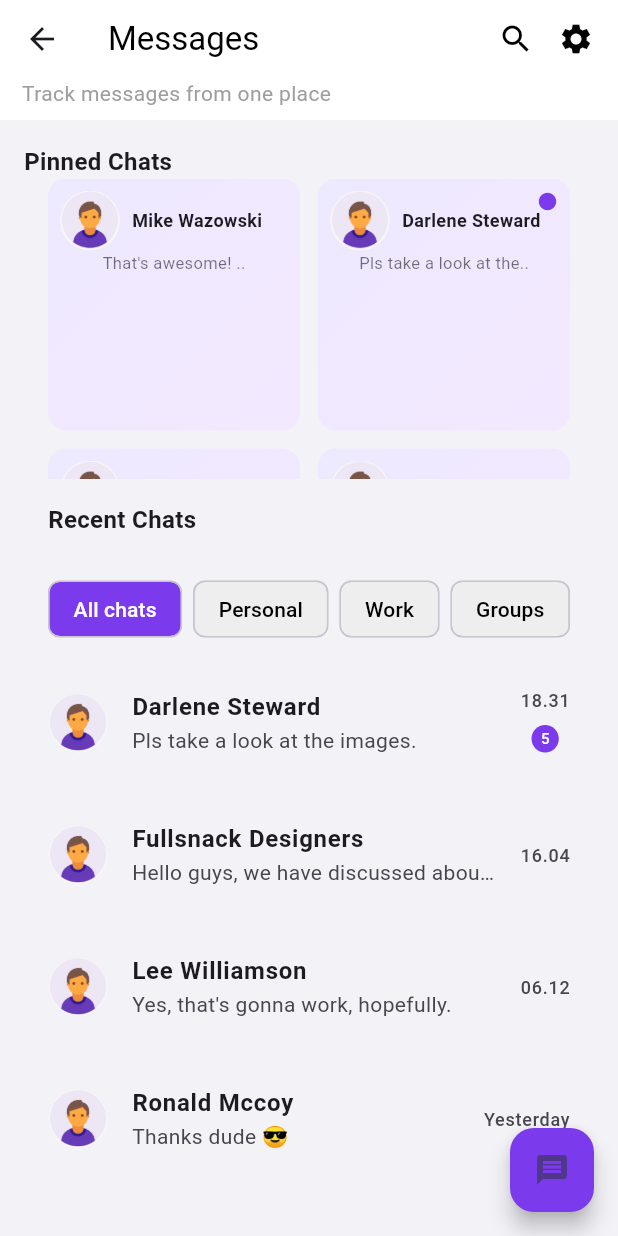
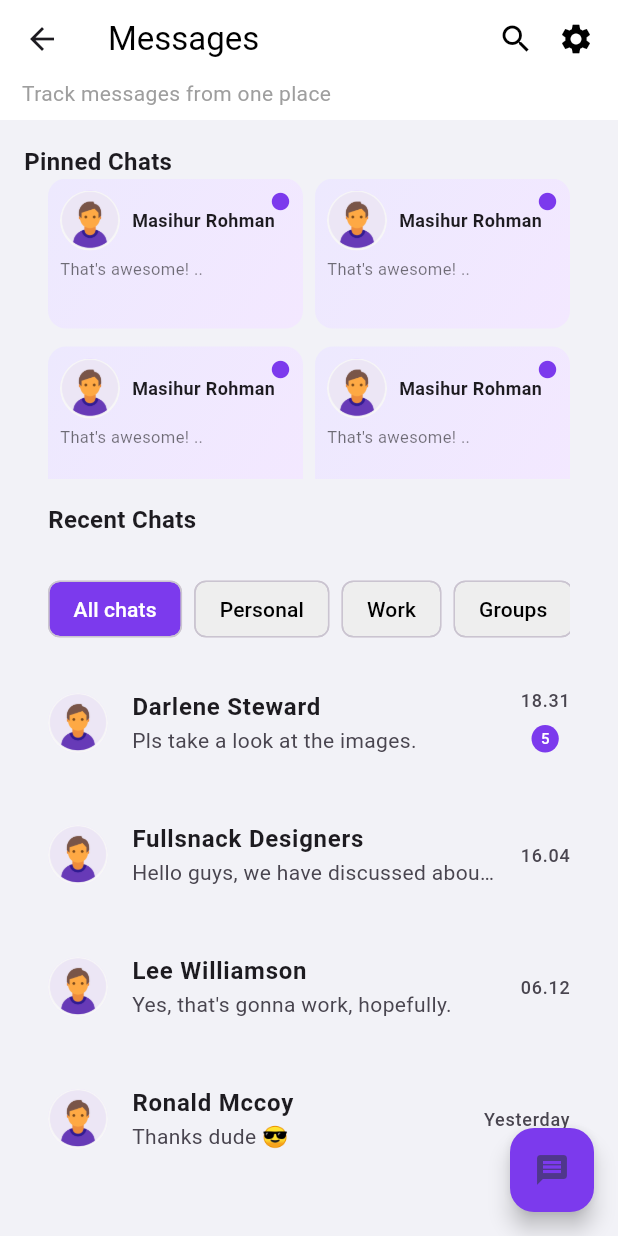
Before and after one commit to masihur96/Meet-Up, a Flutter app: the MessagingHomePage screen opened directly, on a phone screen of 412 x 824 dp. Run offline on Flutter 3.47's test engine with Material 3 defaults, Android fonts, the phone set to English and light mode, and no system bars; our stand-ins replace device_info_plus, dio, emoji_picker_flutter, file_picker, firebase_core, firebase_database and 8 more; missing offline and left inert: flutter_callkit_incoming, jitsi_meet_flutter_sdk; accounts and stored records are empty.

Commit message:
Nice Messaging finished

```diff
--- a/lib/main.dart
+++ b/lib/main.dart
@@ -39,8 +39,8 @@ class MyApp extends StatelessWidget {
     if (userModel == null || userModel.name.isEmpty) {
       return const RegisterScreen();
     } else {
-      // return const MessagingHomePage();
-      return const HomeScreen();
+      return const MessagingHomePage();
+      // return const HomeScreen();
     }
   }
 
--- a/lib/model/message_model.dart
+++ b/lib/model/message_model.dart
@@ -1,3 +1,5 @@
+import 'package:meet_check/model/user_model.dart';
+
 class MessageModel {
   final String senderId;
   final String receiverId;
@@ -45,3 +47,16 @@ class MessageModel {
     );
   }
 }
+
+
+
+
+class MessageModelWithSender {
+  final UserModel sender; // Unique identifier for the message
+  final MessageModel message;
+
+  MessageModelWithSender({
+    required this.sender,
+    required this.message,
+  });
+}
--- a/lib/screens/messaging_home_page.dart
+++ b/lib/screens/messaging_home_page.dart
@@ -1,10 +1,117 @@
 import 'package:flutter/material.dart';
+import 'package:meet_check/model/message_model.dart';
+import 'package:meet_check/model/user_model.dart';
 import 'package:meet_check/screens/custom_size.dart';
 
-class MessagingHomePage extends StatelessWidget {
+
+class MessagingHomePage extends StatefulWidget {
 
 
   const MessagingHomePage({super.key});
+
+  @override
+  State<MessagingHomePage> createState() => _MessagingHomePageState();
+}
+
+class _MessagingHomePageState extends State<MessagingHomePage> {
+  final List<MessageModelWithSender> pinnedChats = [
+
+
+    MessageModelWithSender(
+      sender: UserModel(id: "01", name: "Masihur Rohman", avatarUrl: "assets/images/user.png",token: "token_01" ),
+      message: MessageModel(
+        senderId: 'Masihur Rohman',
+        receiverId: 'user_2',
+        message: "That's awesome! ..",
+        timestamp: DateTime.now(),
+        messageId: 'msg_001',
+        status: 'sent',
+        type: 'text',
+      ),
+
+    ),
+    MessageModelWithSender(
+      sender: UserModel(id: "01", name: "Masihur Rohman", avatarUrl: "assets/images/user.png",token: "token_01" ),
+      message: MessageModel(
+        senderId: 'Masihur Rohman',
+        receiverId: 'user_2',
+        message: "That's awesome! ..",
+        timestamp: DateTime.now(),
+        messageId: 'msg_001',
+        status: 'sent',
+        type: 'text',
+      ),
+
+    ),
+    MessageModelWithSender(
+      sender: UserModel(id: "01", name: "Masihur Rohman", avatarUrl: "assets/images/user.png",token: "token_01" ),
+      message: MessageModel(
+        senderId: 'Masihur Rohman',
+        receiverId: 'user_2',
+        message: "That's awesome! ..",
+        timestamp: DateTime.now(),
+        messageId: 'msg_001',
+        status: 'sent',
+        type: 'text',
+      ),
+
+    ),
+    MessageModelWithSender(
+      sender: UserModel(id: "01", name: "Masihur Rohman", avatarUrl: "assets/images/user.png",token: "token_01" ),
+      message: MessageModel(
+        senderId: 'Masihur Rohman',
+        receiverId: 'user_2',
+        message: "That's awesome! ..",
+        timestamp: DateTime.now(),
+        messageId: 'msg_001',
+        status: 'sent',
+        type: 'text',
+      ),
+
+    ),
+    MessageModelWithSender(
+      sender: UserModel(id: "01", name: "Masihur Rohman", avatarUrl: "assets/images/user.png",token: "token_01" ),
+      message: MessageModel(
+        senderId: 'Masihur Rohman',
+        receiverId: 'user_2',
+        message: "That's awesome! ..",
+        timestamp: DateTime.now(),
+        messageId: 'msg_001',
+        status: 'sent',
+        type: 'text',
+      ),
+
+    ),
+    MessageModelWithSender(
+      sender: UserModel(id: "01", name: "Masihur Rohman", avatarUrl: "assets/images/user.png",token: "token_01" ),
+      message: MessageModel(
+        senderId: 'Masihur Rohman',
+        receiverId: 'user_2',
+        message: "That's awesome! ..",
+        timestamp: DateTime.now(),
+        messageId: 'msg_001',
+        status: 'sent',
+        type: 'text',
+      ),
+
+    ),
+    MessageModelWithSender(
+      sender: UserModel(id: "01", name: "Masihur Rohman", avatarUrl: "assets/images/user.png",token: "token_01" ),
+      message: MessageModel(
+        senderId: 'Masihur Rohman',
+        receiverId: 'user_2',
+        message: "That's awesome! ..",
+        timestamp: DateTime.now(),
+        messageId: 'msg_001',
+        status: 'sent',
+        type: 'text',
+      ),
+
+    )
+
+
+
+   ];
 
   @override
   Widget build(BuildContext context) {
@@ -44,18 +151,27 @@ class MessagingHomePage extends StatelessWidget {
             ),
             SizedBox(
               height: 200,
-              child: GridView.count(
+              child: GridView.builder(
+                shrinkWrap: false,
+                padding: const EdgeInsets.symmetric(horizontal: 16),
+                gridDelegate: const SliverGridDelegateWithFixedCrossAxisCount(
                   crossAxisCount: 2,
-                crossAxisSpacing: 12,
+                  crossAxisSpacing: 8,
                   mainAxisSpacing: 12,
-                padding: const EdgeInsets.symmetric(horizontal: 16),
-                children: [
-                  pinnedChatTile(context,"Mike Wazowski", "That's awesome! ..", "assets/images/user.png"),
-                  pinnedChatTile(context,"Darlene Steward", "Pls take a look at the..", "assets/images/user.png", unread: true),
-                  pinnedChatTile(context,"Gregory Robertson", "Preparing for next vac..", "assets/images/user.png"),
-                  pinnedChatTile(context,"Dwight Wilson", "I'd like to watch ...", "assets/images/user.png"),
-                ],
+                  childAspectRatio: 1.7, // ✅ width / height ratio (try 2.5 for rectangle)
                 ),
+
+                itemCount: pinnedChats.length, // your data list
+                itemBuilder: (context, index) {
+                  final chat = pinnedChats[index];
+                  return pinnedChatTile(
+                    context,
+                    chat,
+                    unread: chat.message.status == 'sent', // Example condition for unread
+                  );
+                },
+              ),
+
             ),
             const Padding(
               padding: EdgeInsets.all(16.0),
@@ -79,7 +195,7 @@ class MessagingHomePage extends StatelessWidget {
     );
   }
 
-  Widget pinnedChatTile(BuildContext context,String name, String message, String imagePath, {bool unread = false}) {
+  Widget pinnedChatTile(BuildContext context,  MessageModelWithSender chat, {bool unread = false}) {
     return Container(
       decoration: BoxDecoration(
         borderRadius: BorderRadius.circular(12),
@@ -90,41 +206,49 @@ class MessagingHomePage extends StatelessWidget {
         ),
       ),
       padding: const EdgeInsets.all(8),
-      child: Stack(
+      child:Stack(
+        // ✅ Don’t expand — allow content to decide height
         children: [
           Column(
+            crossAxisAlignment: CrossAxisAlignment.start,
+            mainAxisSize: MainAxisSize.min, // ✅ auto height
             children: [
               Row(
                 children: [
                   CircleAvatar(
-                    backgroundImage: AssetImage(imagePath),
+                    radius: 20,
+                    backgroundImage: AssetImage(chat.sender.avatarUrl ?? "assets/images/user.png"),
                   ),
                   const SizedBox(width: 8),
                   Expanded(
                     child: Text(
-                      name,
+                      chat.sender.name,
                       style: const TextStyle(
                         fontWeight: FontWeight.bold,
                         fontSize: 12,
                       ),
-                      overflow: TextOverflow.ellipsis,
-                      softWrap: false,
+
                     ),
                   ),
                 ],
               ),
-
-              Text(message, style: const TextStyle(fontSize: 11, color: Colors.black54), overflow: TextOverflow.ellipsis),
-
-            ],
-          ),
-
-          Positioned(right: 0,
-            top: 0,child:  unread?
-    const Icon(Icons.circle, size: 14, color: Color(0xff7c3aed)) : const SizedBox.shrink(),
+              const SizedBox(height: 4),
+              Text(
+                chat.message.message,
+                style: const TextStyle(fontSize: 11, color: Colors.black54),
+                overflow: TextOverflow.ellipsis,
               ),
             ],
           ),
+          if (unread)
+            const Positioned(
+              right: 0,
+              top: 0,
+              child: Icon(Icons.circle, size: 14, color: Color(0xff7c3aed)),
+            ),
+        ],
+      )
+
     );
   }
 }
@@ -136,14 +260,20 @@ class ChatTabBar extends StatelessWidget {
   Widget build(BuildContext context) {
     return const Padding(
       padding: EdgeInsets.symmetric(horizontal: 16.0, vertical: 8),
+      child: SingleChildScrollView(
+        scrollDirection: Axis.horizontal,
         child: Row(
           mainAxisAlignment: MainAxisAlignment.spaceBetween,
           children: [
             TabChip(label: "All chats", selected: true),
+            const SizedBox(width: 8),
             TabChip(label: "Personal"),
+            const SizedBox(width: 8),
             TabChip(label: "Work"),
+            const SizedBox(width: 8),
             TabChip(label: "Groups"),
           ],
+        ),
       ),
     );
   }
```
Also changed, not shown: 1 other file. Lines whose indentation alone changed are shown as unchanged.
